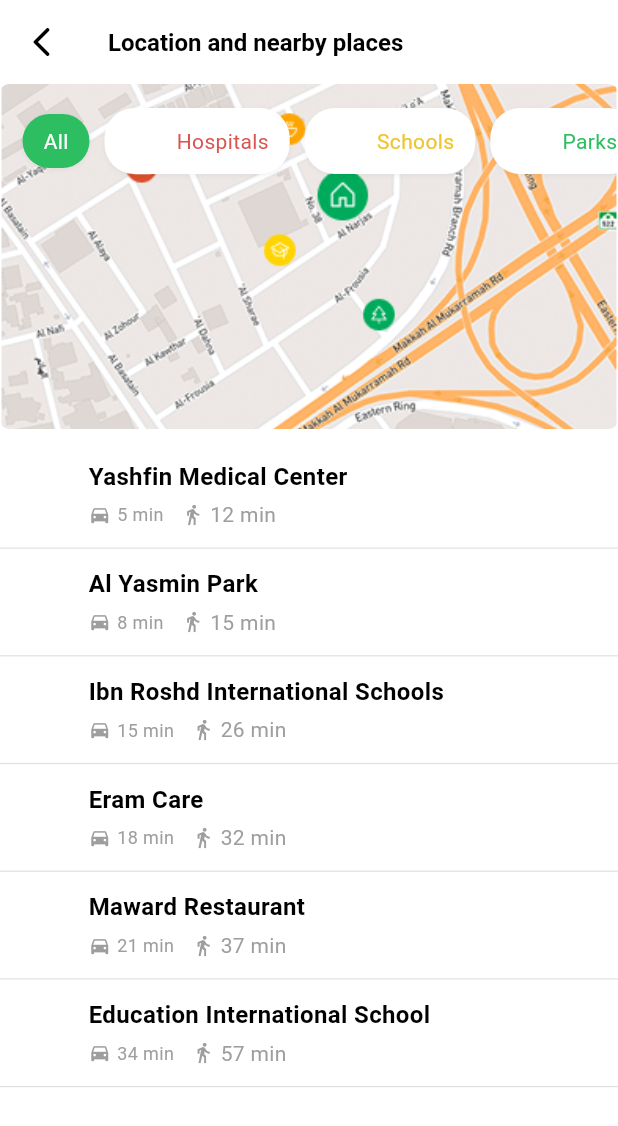
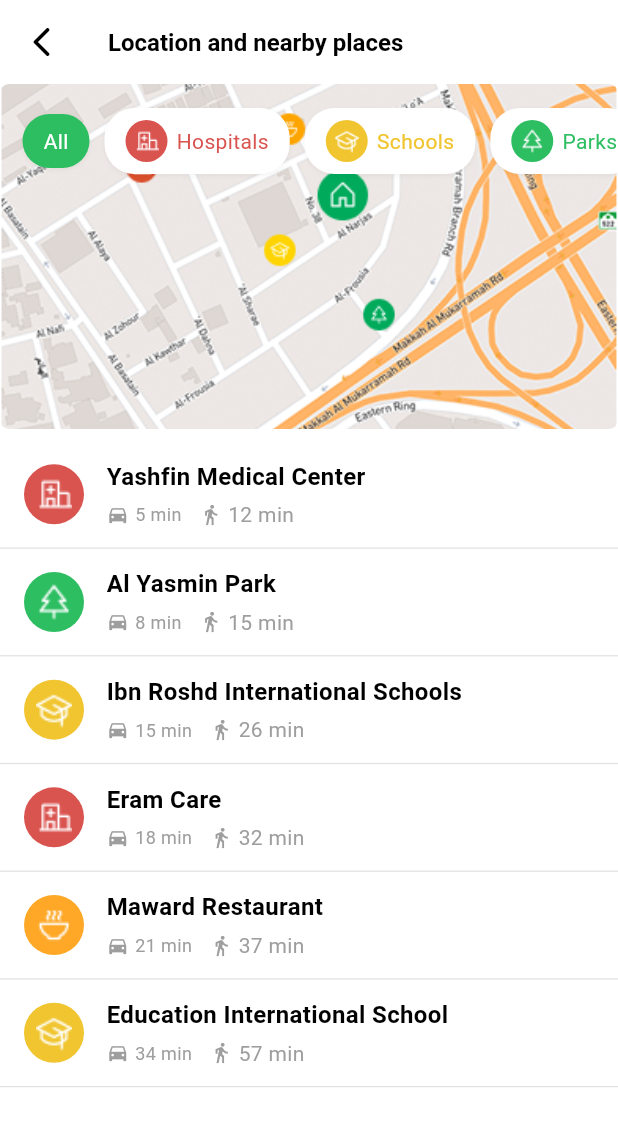
Before and after one commit to Ixovh/hackthon, a Flutter app: the RealEstate screen opened directly, after a tap on "Nearby places", on a phone screen of 412 x 824 dp. Shown: the top 1126 px of the screen. Run offline on Flutter 3.47's test engine with Material 3 defaults, Android fonts, the phone set to English and light mode, and no system bars; our stand-ins replace flutter_gemini, flutter_svg; missing offline and left inert: syncfusion_flutter_pdf; Roboto replaces fonts that are missing (SF).

Commit message:
fixing some issues

```diff
--- a/lib/feature/real_estate/screen/property_details.dart
+++ b/lib/feature/real_estate/screen/property_details.dart
@@ -20,23 +20,16 @@ class PropertyDetailsScreen extends StatelessWidget {
       backgroundColor: Colors.white,
       body: SafeArea(
         child: SingleChildScrollView(
-          physics: const BouncingScrollPhysics(),
+          // physics: const BouncingScrollPhysics(),
           child: Column(
             crossAxisAlignment: CrossAxisAlignment.start,
             children: [
               //  Image carousel (instead of stacking 3 large images)
-              SizedBox(
-                height: 250,
-                child: PageView(
-                  children:  [
-                    DetailsImages(path: 'assets/images/room.png'),
-                    DetailsImages(path: 'assets/images/room2.png'),
-                    DetailsImages(path: 'assets/images/room3.png'),
-                  ],
-                ),
-              ),
+              DetailsImages(path: 'assets/images/room.png'),
+              DetailsImages(path: 'assets/images/room2.png'),
+              DetailsImages(path: 'assets/images/room3.png'),
 
-              // 🧾 Info Card Section
+              //  Info Card Section
               Container(
                 width: double.infinity,
                 decoration: BoxDecoration(
--- a/lib/feature/real_estate/screen/real_estate.dart
+++ b/lib/feature/real_estate/screen/real_estate.dart
@@ -1,6 +1,6 @@
 import 'package:flutter/cupertino.dart';
 import 'package:flutter/material.dart';
-import 'package:hackathon/feature/home/screen/home_screen.dart';
+import 'package:hackathon/feature/navBar/screen/navigation_bar.dart';
 import 'package:hackathon/feature/real_estate/controller/real_estate_controller.dart';
 import 'package:hackathon/feature/real_estate/widget/property_card.dart';
 
@@ -26,7 +26,7 @@ class _RealEstateState extends State<RealEstate> {
           onPressed: () {
             Navigator.pushReplacement(
               context,
-              MaterialPageRoute(builder: (context) => HomeScreen()),
+              MaterialPageRoute(builder: (context) => NavigationScreen()),
             );
           },
         ),
--- a/lib/feature/real_estate/widget/details_images.dart
+++ b/lib/feature/real_estate/widget/details_images.dart
@@ -9,9 +9,9 @@ class DetailsImages extends StatelessWidget {
   Widget build(BuildContext context) {
     return Container(
       width: 395,
-      height: 852,
+      height: 250,
       decoration: BoxDecoration(
-        image: DecorationImage(image: AssetImage(path), fit: BoxFit.cover),
+        image: DecorationImage(image: AssetImage(path), fit: BoxFit.fitWidth),
       ),
     );
   }
--- a/lib/feature/real_estate/widget/infos_for_near_by_places.dart
+++ b/lib/feature/real_estate/widget/infos_for_near_by_places.dart
@@ -23,8 +23,24 @@ class InfosForNearByPlaces extends StatelessWidget {
           ),
           child: Row(
             children: [
-              // Icon circle
-              Center(child: Image.asset(place['icon'], width: 28, height: 28)),
+              // Icon circle with colored background
+              Container(
+                width: 40,
+                height: 40,
+                decoration: BoxDecoration(
+                  color: place['color'],
+                  borderRadius: BorderRadius.circular(30),
+                ),
+                padding: const EdgeInsets.all(8),
+                child: Image.asset(
+                  place['icon'],
+                  width: 24,
+                  height: 24,
+                  fit: BoxFit.contain,
+                  color: Colors.white,
+                  colorBlendMode: BlendMode.srcIn,
+                ),
+              ),
               SizedBox(width: 15),
 
               // Info text
--- a/lib/feature/real_estate/widget/property_card.dart
+++ b/lib/feature/real_estate/widget/property_card.dart
@@ -75,7 +75,7 @@ class PropertyCard extends StatelessWidget {
                     },
                     child: Column(
                       crossAxisAlignment: CrossAxisAlignment.start,
-                      mainAxisSize: MainAxisSize.min, // <-- هذا يقلل الطول
+                      mainAxisSize: MainAxisSize.min,
                       children: [
                         Row(
                           crossAxisAlignment: CrossAxisAlignment.end,
--- a/lib/feature/real_estate/widget/top_legend.dart
+++ b/lib/feature/real_estate/widget/top_legend.dart
@@ -1,13 +1,9 @@
-
 import 'package:flutter/material.dart';
 import 'package:hackathon/feature/real_estate/controller/real_estate_controller.dart';
 
 class TopLengendWithMap extends StatelessWidget {
   /// this will render the UI for map with top centre legend
-  const TopLengendWithMap({
-    super.key,
-    required this.controller,
-  });
+  const TopLengendWithMap({super.key, required this.controller});
 
   final RealEstateController controller;
 
@@ -19,18 +15,12 @@ class TopLengendWithMap extends StatelessWidget {
       right: 0,
       child: SingleChildScrollView(
         scrollDirection: Axis.horizontal,
-        padding: const EdgeInsets.symmetric(
-          horizontal: 15,
-          vertical: 6,
-        ),
+        padding: const EdgeInsets.symmetric(horizontal: 15, vertical: 6),
         child: Row(
           children: controller.categories.map((category) {
             return Container(
               margin: const EdgeInsets.only(right: 10),
-              padding: const EdgeInsets.symmetric(
-                horizontal: 14,
-                vertical: 8,
-              ),
+              padding: const EdgeInsets.symmetric(horizontal: 14, vertical: 8),
               decoration: BoxDecoration(
                 color: category['title'] == 'All'
                     ? Color(0xFF2DBE62)
@@ -40,19 +30,31 @@ class TopLengendWithMap extends StatelessWidget {
                   BoxShadow(
                     color: Colors.black.withValues(alpha: 0.05),
                     blurRadius: 2,
-                    offset:    Offset(0, 1),
+                    offset: Offset(0, 1),
                   ),
                 ],
               ),
               child: Row(
                 children: [
                   if (category['icon'] != null) ...[
-                    Image.asset(
-                      category['icon'],
+                    Container(
                       width: 28,
                       height: 28,
+                      decoration: BoxDecoration(
+                        color: category['color'],
+                        borderRadius: BorderRadius.circular(30),
+                      ),
+                      padding: const EdgeInsets.all(6),
+                      child: Image.asset(
+                        category['icon'],
+                        width: 16,
+                        height: 16,
+                        fit: BoxFit.contain,
+                        color: Colors.white,
+                        colorBlendMode: BlendMode.srcIn,
+                      ),
                     ),
-                       SizedBox(width: 6),
+                    SizedBox(width: 6),
                   ],
                   Text(
                     category['title'],
```
Also changed, not shown: lib/feature/chat/controller/chat_controller.dart (+4 -5 lines), 1 other file.
